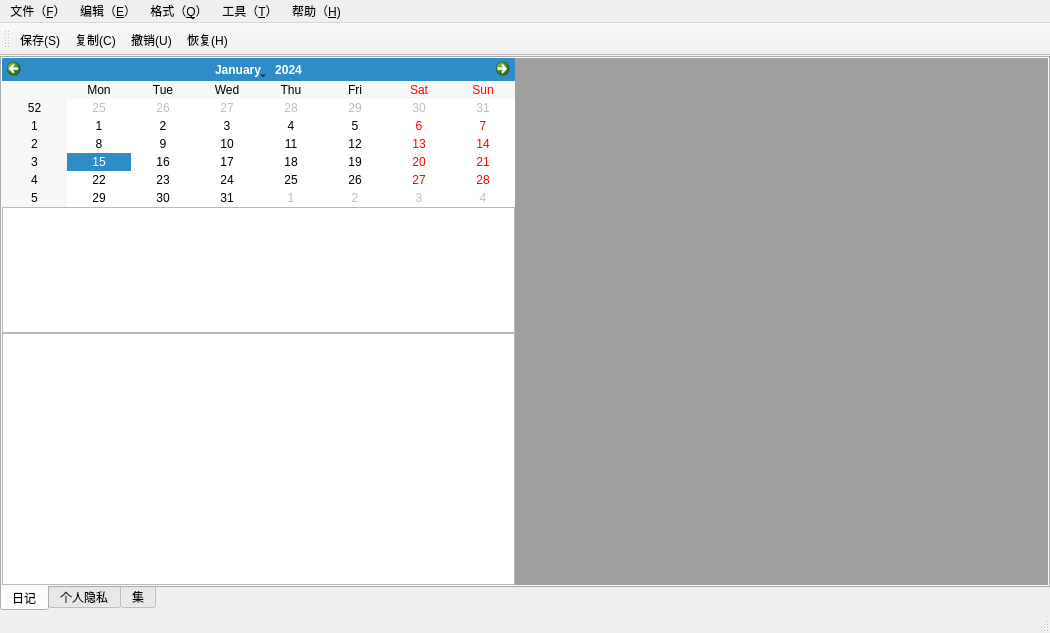
Old version of the form LxDairy/src/DairyMainWindow.ui in the repository leishengxie/FengZhiHong.
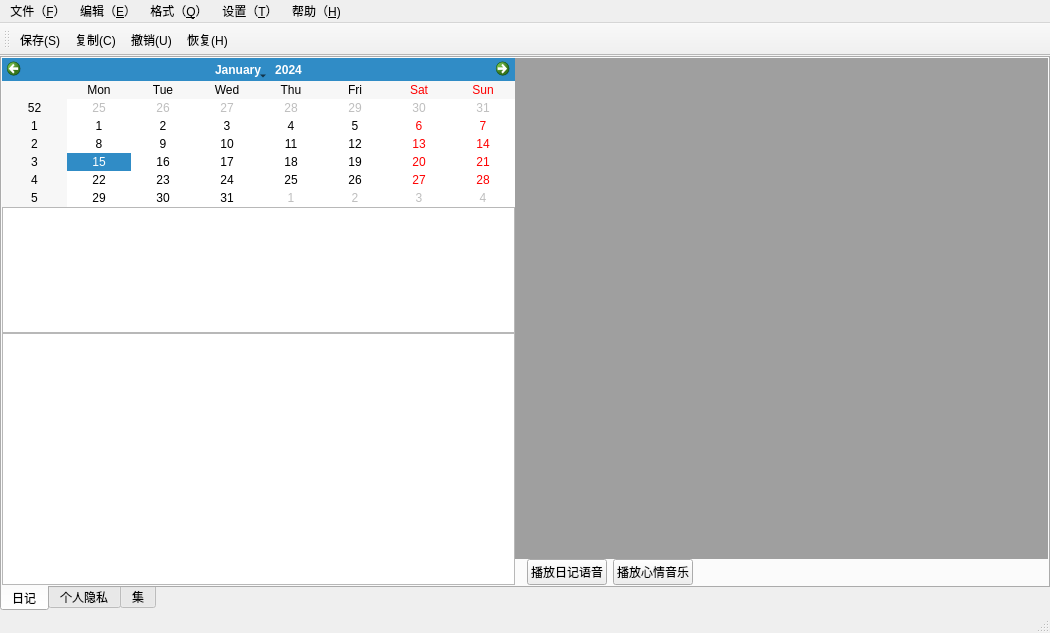
New version of the form. Icons and pictures are not drawn.

Patch:
```diff
--- a/LxDairy/src/DairyMainWindow.ui
+++ b/LxDairy/src/DairyMainWindow.ui
@@ -106,6 +106,40 @@
               </property>
              </widget>
             </item>
+            <item>
+             <layout class="QHBoxLayout" name="horizontalLayout_8">
+              <property name="leftMargin">
+               <number>12</number>
+              </property>
+              <item>
+               <widget class="QPushButton" name="btnTTSPlay">
+                <property name="text">
+                 <string>播放日记语音</string>
+                </property>
+               </widget>
+              </item>
+              <item>
+               <widget class="QPushButton" name="btnPlayMusic">
+                <property name="text">
+                 <string>播放心情音乐</string>
+                </property>
+               </widget>
+              </item>
+              <item>
+               <spacer name="horizontalSpacer_6">
+                <property name="orientation">
+                 <enum>Qt::Horizontal</enum>
+                </property>
+                <property name="sizeHint" stdset="0">
+                 <size>
+                  <width>40</width>
+                  <height>20</height>
+                 </size>
+                </property>
+               </spacer>
+              </item>
+             </layout>
+            </item>
            </layout>
           </widget>
           <widget class="QWidget" name="page_dairy_statistics">
@@ -357,7 +391,7 @@
    </widget>
    <widget class="QMenu" name="menu_T">
     <property name="title">
-     <string>工具（&amp;T）</string>
+     <string>设置（&amp;T）</string>
     </property>
     <addaction name="action_skin"/>
    </widget>
```
Left out of the diff: 15 changed lines with no effect on the pictures.
